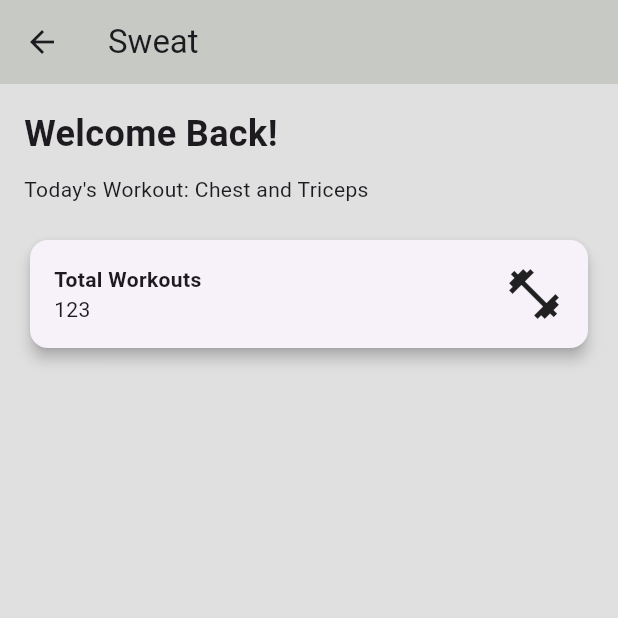
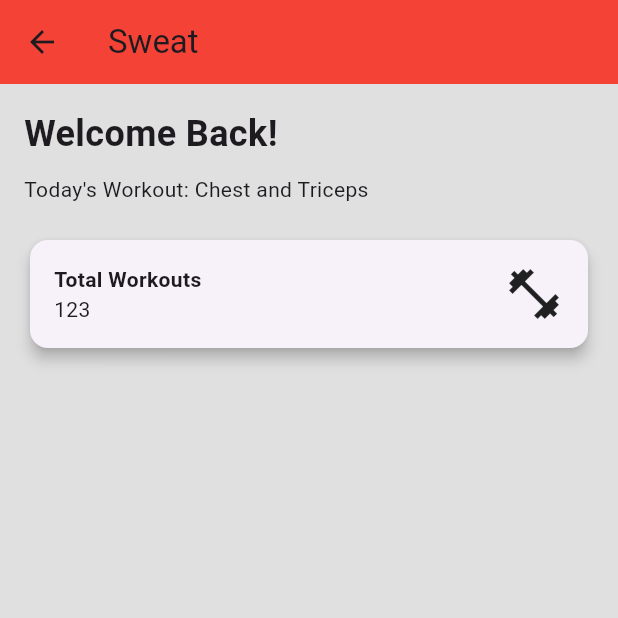
Before and after one commit to Adarsha5421/Sweat_fitness_mobiles, a Flutter app: the HomePage screen opened directly, on a phone screen of 412 x 824 dp, the top half of it. Run offline on Flutter 3.47's test engine with Material 3 defaults, Android fonts, the phone set to English and light mode, and no system bars; our stand-ins replace bloc, dartz, dio, equatable, flutter_bloc, flutter_spinkit and 9 more; accounts and stored records are empty; network calls fail; Roboto replaces fonts that are missing (Montserrat Regular).

Commit message:
home page complete

```diff
--- a/lib/view/homepage_view.dart
+++ b/lib/view/homepage_view.dart
@@ -8,7 +8,7 @@ class HomePage extends StatelessWidget {
     return Scaffold(
       appBar: AppBar(
         title: const Text("Sweat"),
-        backgroundColor: const Color.fromARGB(290, 290, 56, 15),
+        backgroundColor: Colors.red,
       ),
       body: const Padding(
         padding: EdgeInsets.all(16.0),
```
